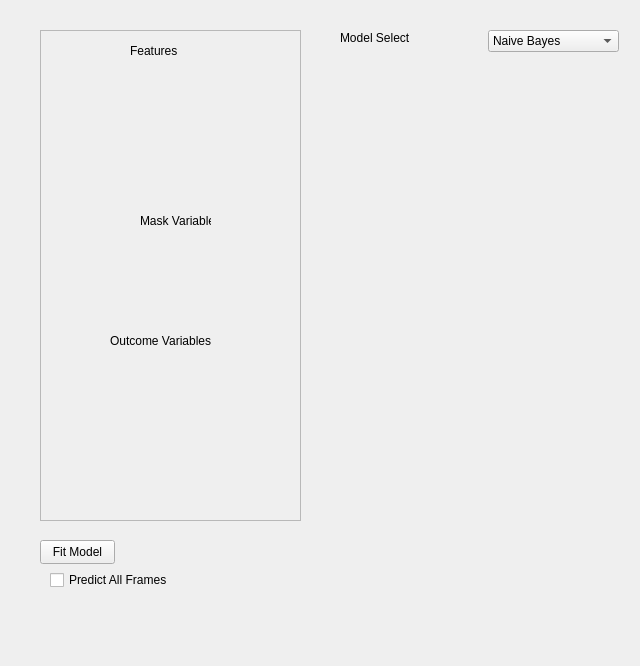
This is src/WhiskerToolbox/ML_Widget/ML_Widget.ui in paulmthompson/WhiskerToolbox as Qt 5 draws it before an edit. The edited form follows.
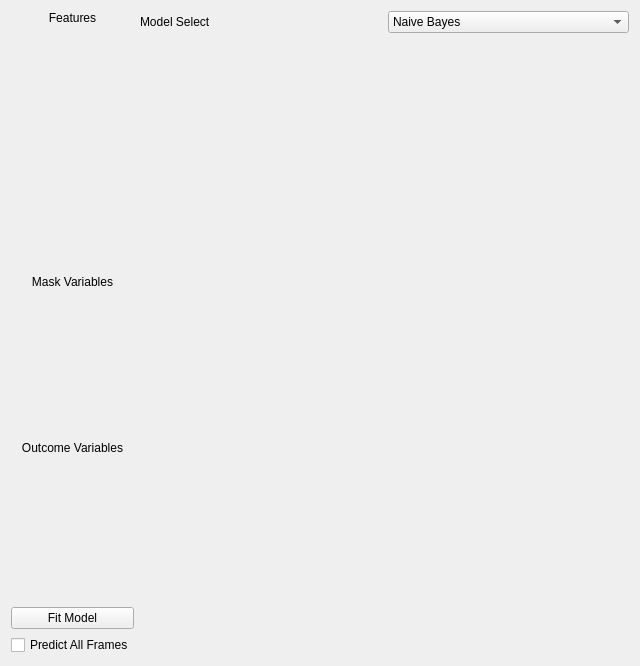
This is the edited form. Custom widgets are drawn as their Qt base class.

Commit message: better ml widget layout

Diff of the .ui file:
```diff
--- a/src/WhiskerToolbox/ML_Widget/ML_Widget.ui
+++ b/src/WhiskerToolbox/ML_Widget/ML_Widget.ui
@@ -13,160 +13,175 @@
   <property name="windowTitle">
    <string>Form</string>
   </property>
-  <widget class="QStackedWidget" name="stackedWidget">
-   <property name="geometry">
-    <rect>
-     <x>320</x>
-     <y>60</y>
-     <width>311</width>
-     <height>211</height>
-    </rect>
-   </property>
-  </widget>
-  <widget class="QPushButton" name="fit_button">
-   <property name="geometry">
-    <rect>
-     <x>40</x>
-     <y>540</y>
-     <width>75</width>
-     <height>24</height>
-    </rect>
-   </property>
-   <property name="text">
-    <string>Fit Model</string>
-   </property>
-  </widget>
-  <widget class="QFrame" name="Feature_Frame">
-   <property name="geometry">
-    <rect>
-     <x>40</x>
-     <y>30</y>
-     <width>261</width>
-     <height>491</height>
-    </rect>
-   </property>
-   <property name="frameShape">
-    <enum>QFrame::Shape::StyledPanel</enum>
-   </property>
-   <property name="frameShadow">
-    <enum>QFrame::Shadow::Raised</enum>
-   </property>
+  <layout class="QHBoxLayout" name="horizontalLayout_2">
+   <item>
+    <layout class="QVBoxLayout" name="verticalLayout_4">
+     <item>
+      <layout class="QVBoxLayout" name="verticalLayout">
+       <item>
    <widget class="QLabel" name="label">
-    <property name="geometry">
-     <rect>
-      <x>90</x>
-      <y>10</y>
-      <width>71</width>
-      <height>21</height>
-     </rect>
-    </property>
     <property name="text">
      <string>Features</string>
     </property>
-   </widget>
+         <property name="alignment">
+          <set>Qt::AlignmentFlag::AlignCenter</set>
+         </property>
+        </widget>
+       </item>
+       <item>
    <widget class="Feature_Table_Widget" name="feature_table_widget" native="true">
-    <property name="geometry">
-     <rect>
-      <x>30</x>
-      <y>40</y>
-      <width>211</width>
-      <height>131</height>
-     </rect>
-    </property>
-   </widget>
-   <widget class="Feature_Table_Widget" name="mask_table_widget" native="true">
-    <property name="geometry">
-     <rect>
-      <x>30</x>
-      <y>200</y>
-      <width>211</width>
-      <height>81</height>
-     </rect>
-    </property>
-   </widget>
+         <property name="sizePolicy">
+          <sizepolicy hsizetype="Preferred" vsizetype="Preferred">
+           <horstretch>0</horstretch>
+           <verstretch>0</verstretch>
+          </sizepolicy>
+         </property>
+         <property name="minimumSize">
+          <size>
+           <width>0</width>
+           <height>100</height>
+          </size>
+         </property>
+        </widget>
+       </item>
+       <item>
+        <spacer name="verticalSpacer">
+         <property name="orientation">
+          <enum>Qt::Orientation::Vertical</enum>
+         </property>
+         <property name="sizeHint" stdset="0">
+          <size>
+           <width>20</width>
+           <height>40</height>
+          </size>
+         </property>
+        </spacer>
+       </item>
+      </layout>
+     </item>
+     <item>
+      <layout class="QVBoxLayout" name="verticalLayout_2">
+       <item>
    <widget class="QLabel" name="label_2">
-    <property name="geometry">
-     <rect>
-      <x>100</x>
-      <y>180</y>
-      <width>71</width>
-      <height>21</height>
-     </rect>
-    </property>
     <property name="text">
      <string>Mask Variables</string>
     </property>
-   </widget>
+         <property name="alignment">
+          <set>Qt::AlignmentFlag::AlignCenter</set>
+         </property>
+        </widget>
+       </item>
+       <item>
+        <widget class="Feature_Table_Widget" name="mask_table_widget" native="true">
+         <property name="minimumSize">
+          <size>
+           <width>0</width>
+           <height>100</height>
+          </size>
+         </property>
+        </widget>
+       </item>
+       <item>
+        <spacer name="verticalSpacer_2">
+         <property name="orientation">
+          <enum>Qt::Orientation::Vertical</enum>
+         </property>
+         <property name="sizeHint" stdset="0">
+          <size>
+           <width>20</width>
+           <height>40</height>
+          </size>
+         </property>
+        </spacer>
+       </item>
+       <item>
+        <layout class="QVBoxLayout" name="verticalLayout_3">
+         <item>
    <widget class="QLabel" name="label_3">
-    <property name="geometry">
-     <rect>
-      <x>70</x>
-      <y>300</y>
-      <width>131</width>
-      <height>21</height>
-     </rect>
-    </property>
     <property name="text">
      <string>Outcome Variables</string>
     </property>
-   </widget>
+           <property name="alignment">
+            <set>Qt::AlignmentFlag::AlignCenter</set>
+           </property>
+          </widget>
+         </item>
+         <item>
    <widget class="Feature_Table_Widget" name="outcome_table_widget" native="true">
-    <property name="geometry">
-     <rect>
-      <x>30</x>
-      <y>330</y>
-      <width>211</width>
-      <height>131</height>
-     </rect>
-    </property>
-   </widget>
-  </widget>
-  <widget class="QComboBox" name="model_select_combo">
-   <property name="geometry">
-    <rect>
-     <x>488</x>
-     <y>30</y>
-     <width>131</width>
-     <height>22</height>
-    </rect>
-   </property>
+           <property name="minimumSize">
+            <size>
+             <width>0</width>
+             <height>100</height>
+            </size>
+           </property>
+          </widget>
+         </item>
    <item>
-    <property name="text">
-     <string>Naive Bayes</string>
-    </property>
-   </item>
+          <spacer name="verticalSpacer_3">
+           <property name="orientation">
+            <enum>Qt::Orientation::Vertical</enum>
+           </property>
+           <property name="sizeHint" stdset="0">
+            <size>
+             <width>20</width>
+             <height>40</height>
+            </size>
+           </property>
+          </spacer>
+         </item>
+        </layout>
+       </item>
+      </layout>
+     </item>
    <item>
+      <widget class="QPushButton" name="fit_button">
     <property name="text">
-     <string>Random Forest</string>
-    </property>
-   </item>
-  </widget>
+        <string>Fit Model</string>
+       </property>
+      </widget>
+     </item>
+     <item>
   <widget class="QCheckBox" name="predict_all_check">
-   <property name="geometry">
-    <rect>
-     <x>50</x>
-     <y>570</y>
-     <width>151</width>
-     <height>20</height>
-    </rect>
-   </property>
    <property name="text">
     <string>Predict All Frames</string>
    </property>
   </widget>
+     </item>
+    </layout>
+   </item>
+   <item>
+    <layout class="QVBoxLayout" name="verticalLayout_5">
+     <item>
+      <layout class="QHBoxLayout" name="horizontalLayout">
+       <item>
   <widget class="QLabel" name="label_4">
-   <property name="geometry">
-    <rect>
-     <x>340</x>
-     <y>30</y>
-     <width>141</width>
-     <height>16</height>
-    </rect>
-   </property>
    <property name="text">
     <string>Model Select</string>
    </property>
   </widget>
+       </item>
+       <item>
+        <widget class="QComboBox" name="model_select_combo">
+         <item>
+          <property name="text">
+           <string>Naive Bayes</string>
+          </property>
+         </item>
+         <item>
+          <property name="text">
+           <string>Random Forest</string>
+          </property>
+         </item>
+        </widget>
+       </item>
+      </layout>
+     </item>
+     <item>
+      <widget class="QStackedWidget" name="stackedWidget"/>
+     </item>
+    </layout>
+   </item>
+  </layout>
  </widget>
  <customwidgets>
   <customwidget>
```
Lines whose indentation alone changed are shown as unchanged.
